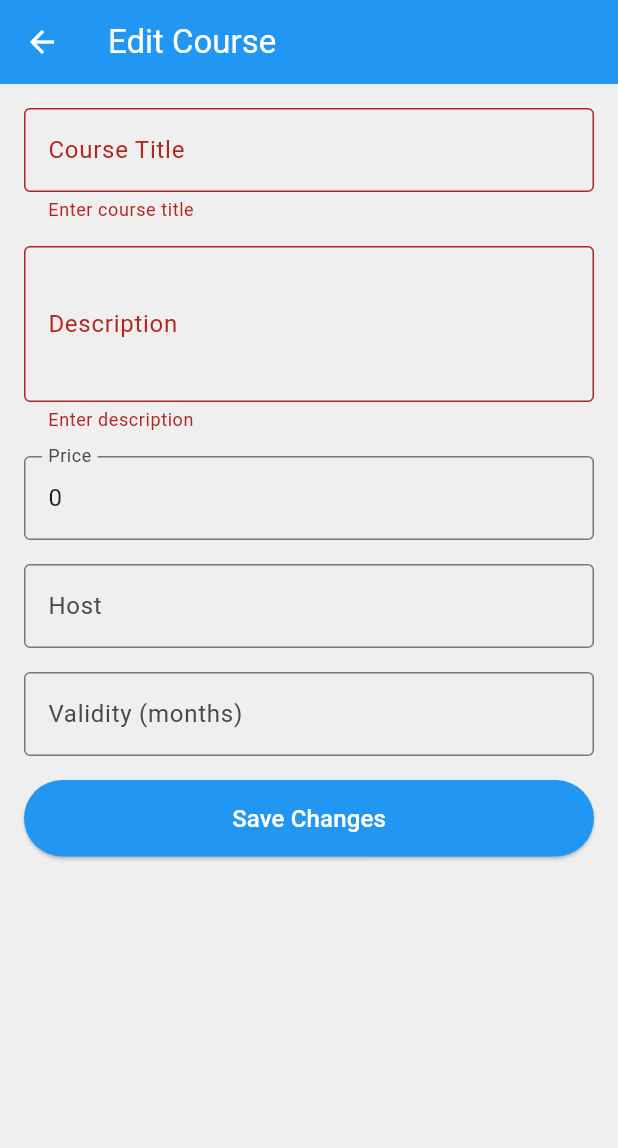
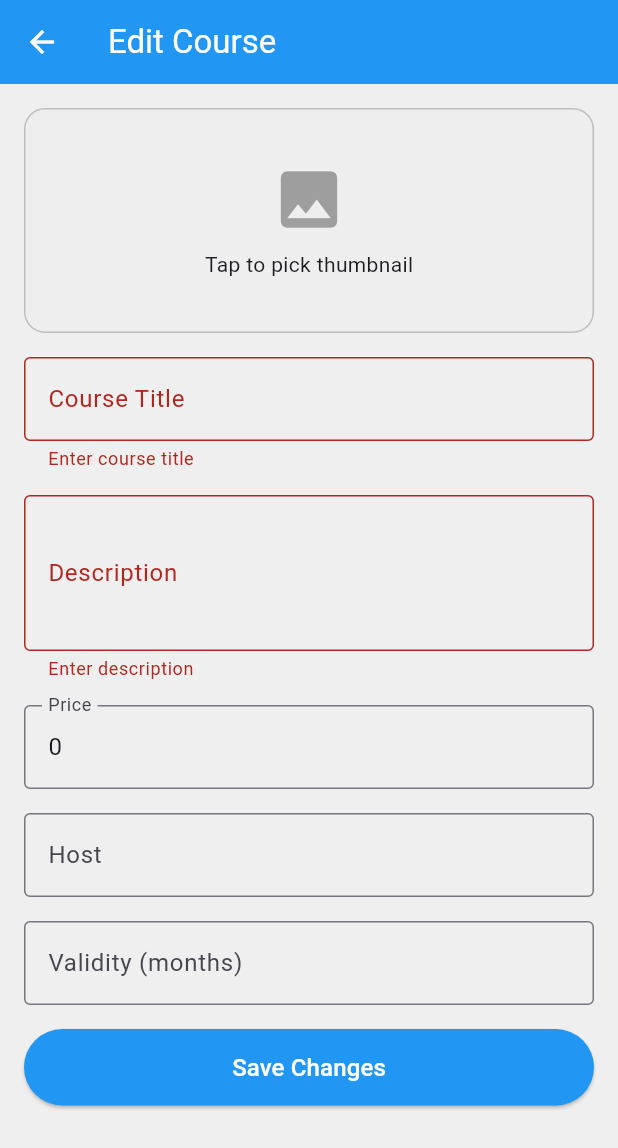
Before and after one commit to BhargavK10/courseapp, a Flutter app: the EditCoursePage screen opened directly with empty values, after a tap on "Save Changes", on a phone screen of 412 x 824 dp. Shown: the top 1148 px of the screen. Run offline on Flutter 3.47's test engine with Material 3 defaults, Android fonts, the phone set to English and light mode, and no system bars; our stand-ins replace image_picker, supabase_flutter, video_player, youtube_player_flutter; accounts and stored records are empty.

Commit message:
some changes

```diff
--- a/lib/editcourse.dart
+++ b/lib/editcourse.dart
@@ -1,4 +1,7 @@
+import 'dart:io';
 import 'package:flutter/material.dart';
+import 'package:image_picker/image_picker.dart';
+import 'package:http/http.dart' as http;
 import 'package:supabase_flutter/supabase_flutter.dart';
 
 class EditCoursePage extends StatefulWidget {
@@ -17,37 +20,84 @@ class _EditCoursePageState extends State<EditCoursePage> {
   late TextEditingController _priceController;
   late TextEditingController _hostController;
   late TextEditingController _validityController;
-  late TextEditingController _thumbnailController;
 
   bool _isLoading = false;
+  File? _thumbnailImage;
+  final ImagePicker _picker = ImagePicker();
+
   final supabase = Supabase.instance.client;
+
+  // Internet Archive access keys
+  final String accessKey = "wAXCfd5mHnqqL254";
+  final String secretKey = "aPFJPWYfZrlHpnIA";
 
   @override
   void initState() {
     super.initState();
-    _titleController = TextEditingController(
-      text: widget.course["title"] ?? "",
-    );
-    _descController = TextEditingController(
-      text: widget.course["description"] ?? "",
-    );
-    _priceController = TextEditingController(
-      text: widget.course["price"]?.toString() ?? "",
-    );
+    _titleController = TextEditingController(text: widget.course["title"] ?? "");
+    _descController = TextEditingController(text: widget.course["description"] ?? "");
+    _priceController = TextEditingController(text: widget.course["price"]?.toString() ?? "");
     _hostController = TextEditingController(text: widget.course["host"] ?? "");
-    _validityController = TextEditingController(
-      text: widget.course["validity_months"]?.toString() ?? "",
-    );
-    _thumbnailController = TextEditingController(
-      text: widget.course["Thumbnail"] ?? "",
-    );
+    _validityController =
+        TextEditingController(text: widget.course["validity_months"]?.toString() ?? "");
+  }
+
+  Future<void> _pickThumbnail() async {
+    final pickedFile = await _picker.pickImage(source: ImageSource.gallery);
+    if (pickedFile != null) {
+      setState(() => _thumbnailImage = File(pickedFile.path));
+    }
+  }
+
+  Future<String?> _uploadToInternetArchive(File file) async {
+    try {
+      final identifier = "course_${DateTime.now().millisecondsSinceEpoch}";
+      final fileName = file.uri.pathSegments.last;
+
+      final url = Uri.parse("https://s3.us.archive.org/$identifier/$fileName");
+      final bytes = await file.readAsBytes();
+
+      final response = await http.put(
+        url,
+        headers: {
+          "authorization": "LOW $accessKey:$secretKey",
+          "x-archive-auto-make-bucket": "1",
+          "Content-Type": "image/jpeg",
+        },
+        body: bytes,
+      );
+
+      if (response.statusCode == 200) {
+        return "https://archive.org/download/$identifier/$fileName";
+      } else {
+        debugPrint("❌ IA Upload failed: ${response.statusCode} ${response.body}");
+        return null;
+      }
+    } catch (e) {
+      debugPrint("❌ IA Exception: $e");
+      return null;
+    }
   }
 
   Future<void> _updateCourse() async {
     if (!_formKey.currentState!.validate()) return;
+
     setState(() => _isLoading = true);
 
     try {
+      String? thumbnailUrl = widget.course["Thumbnail"];
+
+      // Upload new thumbnail if picked
+      if (_thumbnailImage != null) {
+        final uploadedUrl = await _uploadToInternetArchive(_thumbnailImage!);
+        if (uploadedUrl != null) {
+          thumbnailUrl = uploadedUrl;
+        }
+      }
+
+      // ⚡ FIX: Don't convert UUID to string
+      final courseId = widget.course["id"];
+
       final response = await supabase
           .from("courses")
           .update({
@@ -56,18 +106,19 @@ class _EditCoursePageState extends State<EditCoursePage> {
             'price': int.tryParse(_priceController.text.trim()) ?? 0,
             'host': _hostController.text.trim(),
             'validity_months': int.tryParse(_validityController.text) ?? 0,
-            'Thumbnail': _thumbnailController.text.trim(),
+            'Thumbnail': thumbnailUrl ?? "",
           })
-          .eq("id", widget.course["id"].toString().trim())
+          .eq("id", courseId)
           .select();
 
       setState(() => _isLoading = false);
 
       if (response.isEmpty) {
         ScaffoldMessenger.of(context).showSnackBar(
-          const SnackBar(content: Text("No rows updated. Check course ID!")),
+          const SnackBar(content: Text("No rows updated. Check UUID or RLS!")),
         );
       } else {
+        widget.course["Thumbnail"] = thumbnailUrl;
         ScaffoldMessenger.of(context).showSnackBar(
           const SnackBar(content: Text("Course updated successfully!")),
         );
@@ -75,9 +126,8 @@ class _EditCoursePageState extends State<EditCoursePage> {
       }
     } catch (e) {
       setState(() => _isLoading = false);
-      ScaffoldMessenger.of(
-        context,
-      ).showSnackBar(SnackBar(content: Text("Error: $e")));
+      ScaffoldMessenger.of(context)
+          .showSnackBar(SnackBar(content: Text("Error: $e")));
     }
   }
 
@@ -95,6 +145,41 @@ class _EditCoursePageState extends State<EditCoursePage> {
           key: _formKey,
           child: ListView(
             children: [
+              GestureDetector(
+                onTap: _pickThumbnail,
+                child: Container(
+                  height: 150,
+                  width: double.infinity,
+                  decoration: BoxDecoration(
+                    borderRadius: BorderRadius.circular(14),
+                    border: Border.all(color: Colors.grey.shade400),
+                    color: Colors.grey.shade200,
+                  ),
+                  child: _thumbnailImage != null
+                      ? ClipRRect(
+                          borderRadius: BorderRadius.circular(14),
+                          child: Image.file(_thumbnailImage!, fit: BoxFit.cover),
+                        )
+                      : widget.course["Thumbnail"] != null &&
+                              widget.course["Thumbnail"].toString().isNotEmpty
+                          ? ClipRRect(
+                              borderRadius: BorderRadius.circular(14),
+                              child: Image.network(
+                                  widget.course["Thumbnail"], fit: BoxFit.cover),
+                            )
+                          : const Center(
+                              child: Column(
+                                mainAxisAlignment: MainAxisAlignment.center,
+                                children: [
+                                  Icon(Icons.image, size: 50, color: Colors.grey),
+                                  SizedBox(height: 8),
+                                  Text("Tap to pick thumbnail"),
+                                ],
+                              ),
+                            ),
+                ),
+              ),
+              const SizedBox(height: 16),
               TextFormField(
                 controller: _titleController,
                 decoration: const InputDecoration(
@@ -140,7 +225,6 @@ class _EditCoursePageState extends State<EditCoursePage> {
                 ),
               ),
               const SizedBox(height: 16),
-
               ElevatedButton(
                 onPressed: _isLoading ? null : _updateCourse,
                 style: ElevatedButton.styleFrom(
```
Also changed, not shown: lib/EditSubcoursePage.dart (+73 -22 lines).
